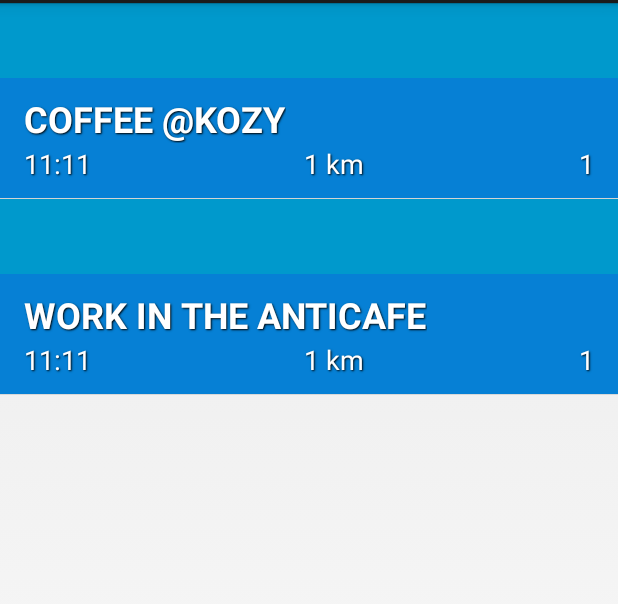
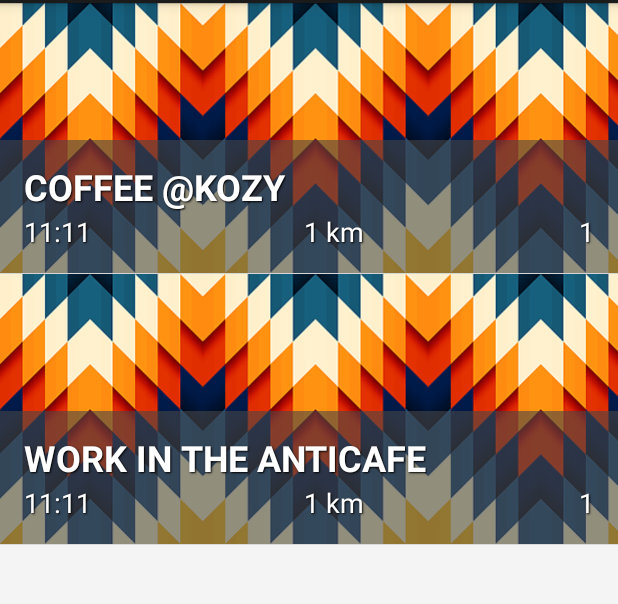
Before and after one commit to bdumeljic/linku, an Android app: the screen it shows after launch (EventsActivity), on a phone screen of 412 x 824 dp, the part 69-673 px from its top. Run offline under Robolectric (Android 15) with nearby library versions, the phone set to English and light mode, and no system bars.

Commit message:
Patterns as Event background

```diff
--- a/app/build.gradle
+++ b/app/build.gradle
@@ -21,4 +21,6 @@ android {
 
 dependencies {
     compile fileTree(dir: 'libs', include: ['*.jar'])
+   // compile 'com.google.android.gms:play-services:5.0.77+'
+
 }
--- a/app/src/main/AndroidManifest.xml
+++ b/app/src/main/AndroidManifest.xml
@@ -19,6 +19,7 @@
     </application>
 
     <uses-permission android:name="android.permission.ACCESS_COARSE_LOCATION"/>
-
-
+<!--    <meta-data android:name="com.google.android.gms.version"
+        android:value="@integer/google_play_services_version" />
+-->
 </manifest>
--- a/app/src/main/java/com/bdlabs_linku/linku/EventModel.java
+++ b/app/src/main/java/com/bdlabs_linku/linku/EventModel.java
@@ -5,6 +5,7 @@ import android.location.Location;
 import java.util.ArrayList;
 import java.util.Calendar;
 import java.util.List;
+import java.util.Random;
 
 /**
  * Created by Bojana on 13/10/14.
@@ -12,8 +13,16 @@ import java.util.List;
 public class EventModel {
 
     public static List<Event> EVENTS = new ArrayList<Event>();
+    public static List<Integer> PICS = new ArrayList<Integer>();
 
     static {
+        PICS.add(R.drawable.bic_pattern);
+        PICS.add(R.drawable.diamonds_pattern);
+        PICS.add(R.drawable.geo_pattern);
+        PICS.add(R.drawable.tri_pattern);
+        PICS.add(R.drawable.wood_pattern);
+
+
         addEvent(new Event(1, "Coffee @Kozy"));
         addEvent(new Event(2, "Work in the AntiCafe"));
     }
@@ -28,6 +37,7 @@ public class EventModel {
         public Calendar time;
         public Location location;
         public int attendees;
+        public int image;
 
         public Event(int id, String name) {
             this.id = id;
@@ -37,6 +47,8 @@ public class EventModel {
             this.location.setLatitude(48.860611);
             this.location.setLongitude(2.337644);
             this.attendees = 0;
+
+            this.image = PICS.get(new Random().nextInt(5));
         }
 
         @Override
--- a/app/src/main/java/com/bdlabs_linku/linku/EventsFragment.java
+++ b/app/src/main/java/com/bdlabs_linku/linku/EventsFragment.java
@@ -3,6 +3,10 @@ package com.bdlabs_linku.linku;
 import android.app.Activity;
 import android.app.DialogFragment;
 import android.content.Intent;
+import android.graphics.Bitmap;
+import android.graphics.BitmapFactory;
+import android.graphics.Shader;
+import android.graphics.drawable.BitmapDrawable;
 import android.os.Bundle;
 import android.app.Fragment;
 import android.util.Log;
@@ -17,6 +21,7 @@ import android.widget.AdapterView;
 import android.widget.ArrayAdapter;
 import android.widget.BaseAdapter;
 import android.widget.Button;
+import android.widget.LinearLayout;
 import android.widget.ListAdapter;
 import android.widget.ListView;
 import android.widget.TextView;
@@ -33,7 +38,9 @@ import java.util.List;
  * Activities containing this fragment MUST implement the {@link Callbacks}
  * interface.
  */
-public class EventsFragment extends Fragment implements ListView.OnItemClickListener {
+public class EventsFragment extends Fragment implements ListView.OnItemClickListener//, GooglePlayServicesClient.ConnectionCallbacks,
+        //GooglePlayServicesClient.OnConnectionFailedListener
+        {
 
     private OnFragmentInteractionListener mListener;
 
@@ -47,6 +54,7 @@ public class EventsFragment extends Fragment implements ListView.OnItemClickList
      * Views.
      */
     private EventsAdapter mAdapter;
+
 
     // TODO: Rename and change types of parameters
     public static EventsFragment newInstance() {
@@ -246,6 +254,14 @@ public class EventsFragment extends Fragment implements ListView.OnItemClickList
                 convertView = getActivity().getLayoutInflater().inflate(R.layout.events_list_item, parent, false);
             }
 
+           // convertView.setBackgroundResource(events.get(position).image);
+
+            Bitmap bmp = BitmapFactory.decodeResource(getResources(), events.get(position).image);
+            BitmapDrawable bitmapDrawable = new BitmapDrawable(bmp);
+            bitmapDrawable.setTileModeXY(Shader.TileMode.REPEAT, Shader.TileMode.REPEAT);
+
+            convertView.setBackgroundDrawable(bitmapDrawable);
+
             TextView name = (TextView) convertView.findViewById(R.id.event_name);
             name.setText(events.get(position).name);
 
--- a/app/src/main/res/layout/events_list_item.xml
+++ b/app/src/main/res/layout/events_list_item.xml
@@ -2,7 +2,7 @@
 
 <LinearLayout xmlns:android="http://schemas.android.com/apk/res/android"
     android:layout_width="match_parent"
-    android:layout_height="130dp"
+    android:layout_height="180dp"
     android:orientation="vertical"
     android:gravity="bottom"
 
@@ -17,8 +17,8 @@
         android:paddingLeft="16dp"
         android:paddingRight="16dp"
 
-        android:background="#50134BE8"
-        android:layout_weight="0.30">
+        android:background="#99484746"
+        android:layout_weight="0.25">
 
 
         <TextView
```
Also changed, not shown: app/src/main/res/drawable/bic_pattern.png (added), app/src/main/res/drawable/diamonds_pattern.png (added), app/src/main/res/drawable/geo_pattern.png (added), app/src/main/res/drawable/tri_pattern.gif (added), app/src/main/res/drawable/wood_pattern.jpg (added).
